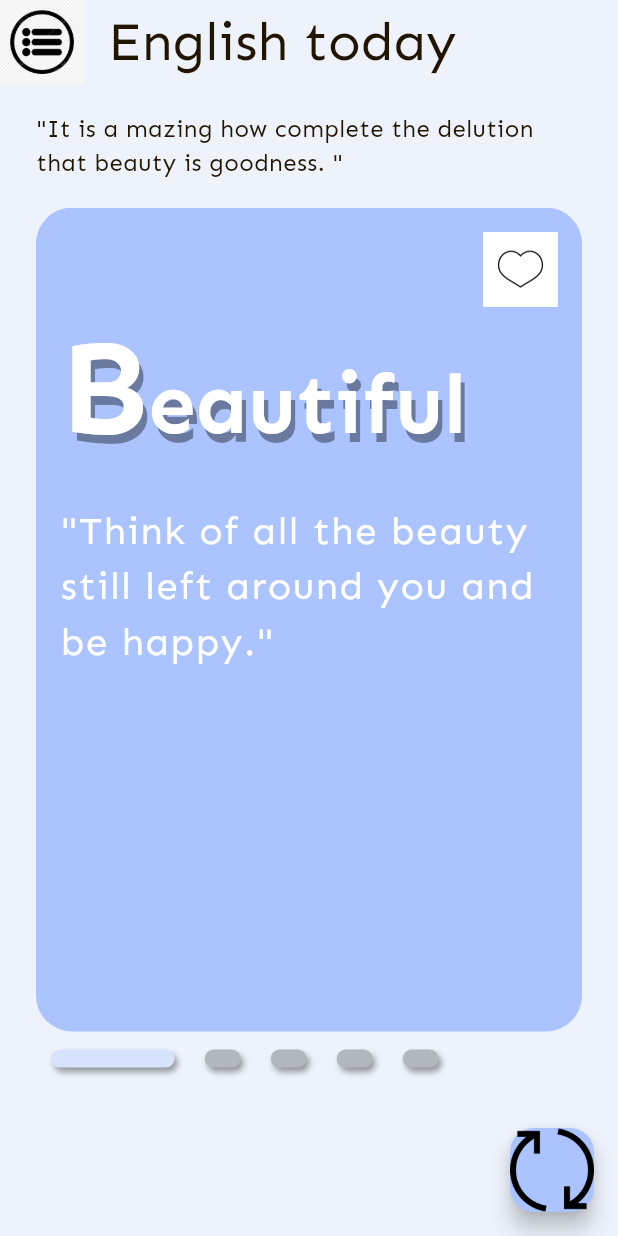
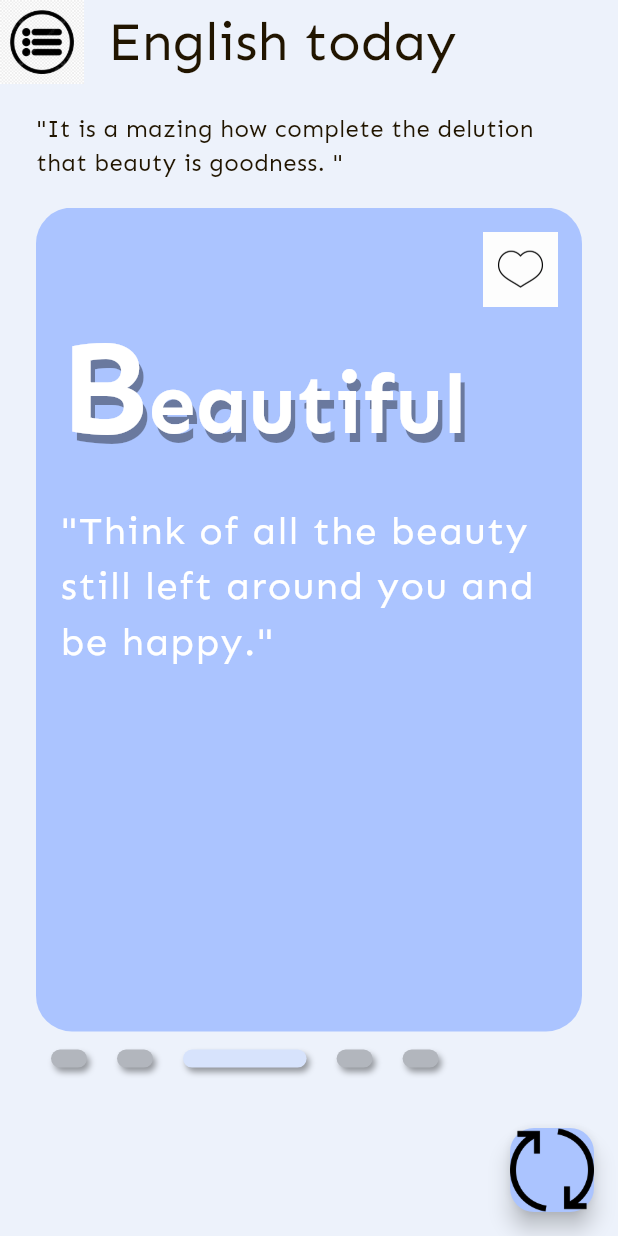
Before and after one commit to XuanDung9/Flutter_English_Cart, a Flutter app: the HomePage screen opened directly, swiped to page 3, on a phone screen of 412 x 824 dp. Run offline on Flutter 3.47's test engine with Material 3 defaults, Android fonts, the phone set to English and light mode, and no system bars.

Commit message:
Indicator for PageView

```diff
--- a/lib/pages/home_page.dart
+++ b/lib/pages/home_page.dart
@@ -11,6 +11,9 @@ class HomePage extends StatefulWidget {
 }
 
 class _MyWidgetState extends State<HomePage> {
+  int _currentIndex = 0;
+  PageController _pageController = new PageController();
+
   @override
   Widget build(BuildContext context) {
     Size size = MediaQuery.of(context).size;
@@ -45,6 +48,12 @@ class _MyWidgetState extends State<HomePage> {
             Container(
               height: size.height * 2 / 3,
               child: PageView.builder(
+                controller: _pageController,
+                onPageChanged: (index) {
+                  setState(() {
+                    _currentIndex = index;
+                  });
+                },
                 itemCount: 5,
                 itemBuilder: (context, index) {
                   return Container(
@@ -120,7 +129,7 @@ class _MyWidgetState extends State<HomePage> {
                 scrollDirection: Axis.horizontal,
                 itemCount: 5,
                 itemBuilder: (context, index) {
-                  return buildIndicator(index == 0, size);
+                  return buildIndicator(index == _currentIndex, size);
                 },
               ),
             ),
```
